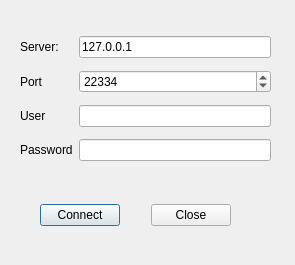
First picture: the form in src/pn/connect.ui, repository Artimi/icp_pn, before the edit.
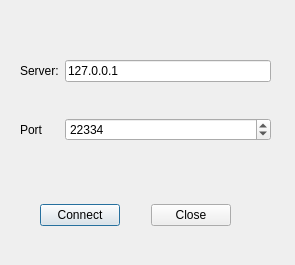
Second picture: the form after the edit.

Diff of the .ui file:
```diff
--- a/src/pn/connect.ui
+++ b/src/pn/connect.ui
@@ -54,26 +54,6 @@
       </property>
      </widget>
     </item>
-    <item row="2" column="0">
-     <widget class="QLabel" name="label_3">
-      <property name="text">
-       <string>User</string>
-      </property>
-     </widget>
-    </item>
-    <item row="2" column="1">
-     <widget class="QLineEdit" name="LEUser"/>
-    </item>
-    <item row="3" column="0">
-     <widget class="QLabel" name="label_4">
-      <property name="text">
-       <string>Password</string>
-      </property>
-     </widget>
-    </item>
-    <item row="3" column="1">
-     <widget class="QLineEdit" name="LEPassword"/>
-    </item>
    </layout>
   </widget>
   <widget class="QWidget" name="">
```
Left out of the diff: 12 changed lines with no effect on the pictures.
